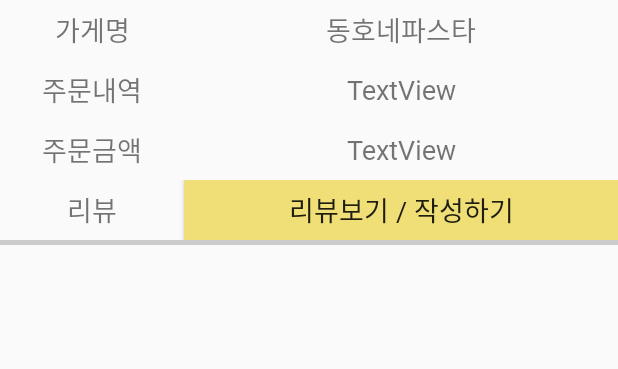
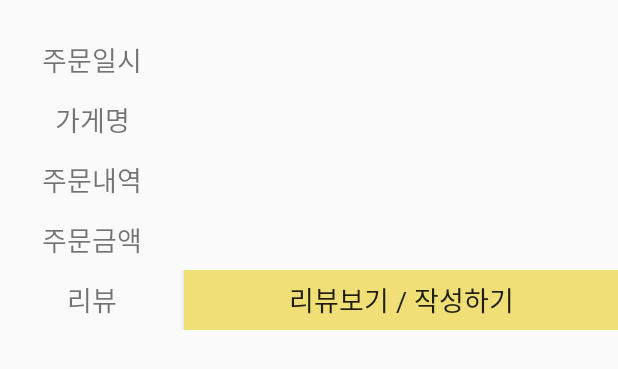
Before and after one commit to JinHan98/Android_project, an Android app: the layout activity_review_orderlist.xml on its own in the app's theme, with its tools: preview values and no code run, on a phone screen of 412 x 824 dp. Shown: the top 369 px of the screen. Run offline under Robolectric (Android 15) with nearby library versions, the phone set to English and light mode, and no system bars.

Commit message:
주문일시 추가

```diff
--- a/app/src/main/AndroidManifest.xml
+++ b/app/src/main/AndroidManifest.xml
@@ -23,7 +23,6 @@
         <activity android:name=".ReviewActivity" />
         <activity android:name=".LogindetailActivity" />
         <activity android:name=".MypageActivity" />
-        <activity android:name=".Review_item_Activity" />
         <activity android:name=".LoginActivity" />
         <activity android:name=".PaymentActivity" />
         <activity android:name=".ShopDetailActivity" />
--- a/app/src/main/res/layout/activity_review.xml
+++ b/app/src/main/res/layout/activity_review.xml
@@ -52,7 +52,7 @@
     <LinearLayout
         android:id="@+id/linearLayout2"
         android:layout_width="0dp"
-        android:layout_height="600dp"
+        android:layout_height="620dp"
         android:orientation="vertical"
         app:layout_constraintBottom_toBottomOf="parent"
         app:layout_constraintEnd_toEndOf="parent"
--- a/app/src/main/res/layout/activity_review_item.xml
+++ b/app/src/main/res/layout/activity_review_item.xml
@@ -3,8 +3,7 @@
     xmlns:app="http://schemas.android.com/apk/res-auto"
     xmlns:tools="http://schemas.android.com/tools"
     android:layout_width="match_parent"
-    android:layout_height="280dp"
-    tools:context=".Review_item_Activity">
+    android:layout_height="280dp">
 
     <TextView
         android:id="@+id/review_name"
--- a/app/src/main/res/layout/activity_review_orderlist.xml
+++ b/app/src/main/res/layout/activity_review_orderlist.xml
@@ -5,6 +5,36 @@
     android:layout_width="match_parent"
     android:layout_height="wrap_content"
     android:orientation="vertical">
+
+    <LinearLayout
+        android:layout_width="match_parent"
+        android:layout_height="20dp"
+        android:orientation="horizontal"></LinearLayout>
+
+    <LinearLayout
+        android:layout_width="match_parent"
+        android:layout_height="40dp"
+        android:orientation="horizontal">
+
+        <TextView
+            android:layout_width="60dp"
+            android:layout_height="match_parent"
+            android:layout_weight="1"
+            android:fontFamily="@font/binggrae"
+            android:gravity="center_horizontal|center_vertical"
+            android:text="주문일시"
+            android:textSize="18sp" />
+
+        <TextView
+            android:id="@+id/ordertime"
+            android:layout_width="100dp"
+            android:layout_height="match_parent"
+            android:layout_weight="3"
+            android:fontFamily="@font/ttadak"
+            android:gravity="center_horizontal|center_vertical"
+            android:textSize="18sp" />
+
+    </LinearLayout>
 
     <LinearLayout
         android:layout_width="match_parent"
@@ -27,7 +57,6 @@
             android:layout_weight="3"
             android:fontFamily="@font/ttadak"
             android:gravity="center_horizontal|center_vertical"
-            android:text="동호네파스타"
             android:textSize="18sp" />
 
     </LinearLayout>
@@ -53,7 +82,6 @@
             android:layout_weight="3"
             android:fontFamily="@font/ttadak"
             android:gravity="center_horizontal|center_vertical"
-            android:text="TextView"
             android:textSize="18sp" />
     </LinearLayout>
 
@@ -78,7 +106,6 @@
             android:layout_weight="3"
             android:fontFamily="@font/ttadak"
             android:gravity="center_horizontal|center_vertical"
-            android:text="TextView"
             android:textSize="18sp" />
     </LinearLayout>
 
@@ -109,10 +136,9 @@
 
     </LinearLayout>
 
-    <View
+    <LinearLayout
         android:layout_width="match_parent"
-        android:layout_height="3dp"
-        android:layout_marginBottom="8dp"
-        android:background="#CCCCCC" />
+        android:layout_height="20dp"
+        android:orientation="horizontal"></LinearLayout>
 
 </LinearLayout>
```
Also changed, not shown: 2 other files.
